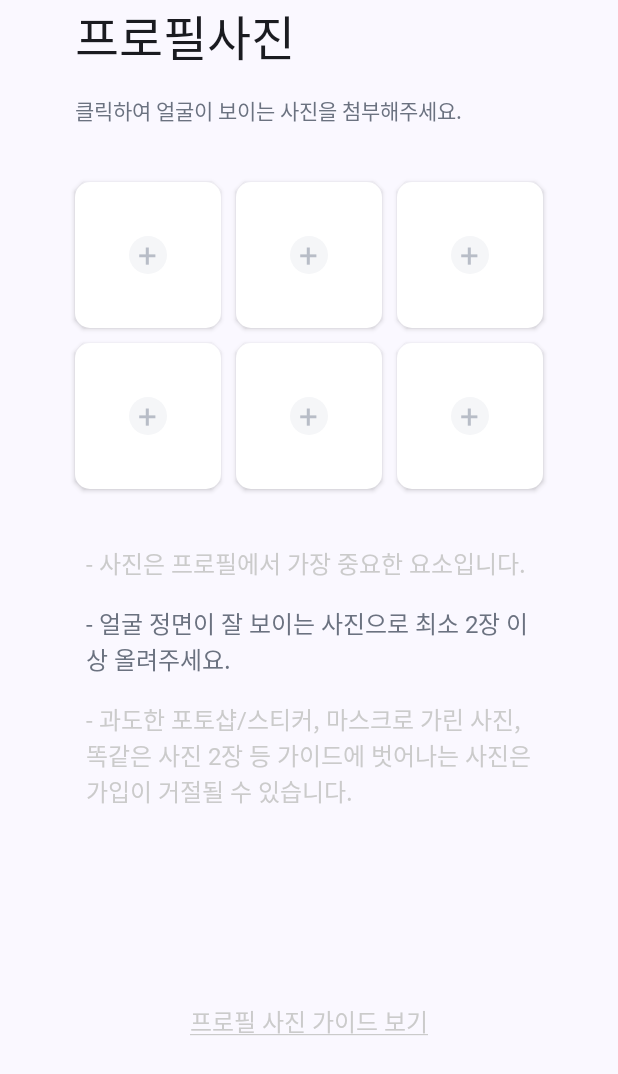
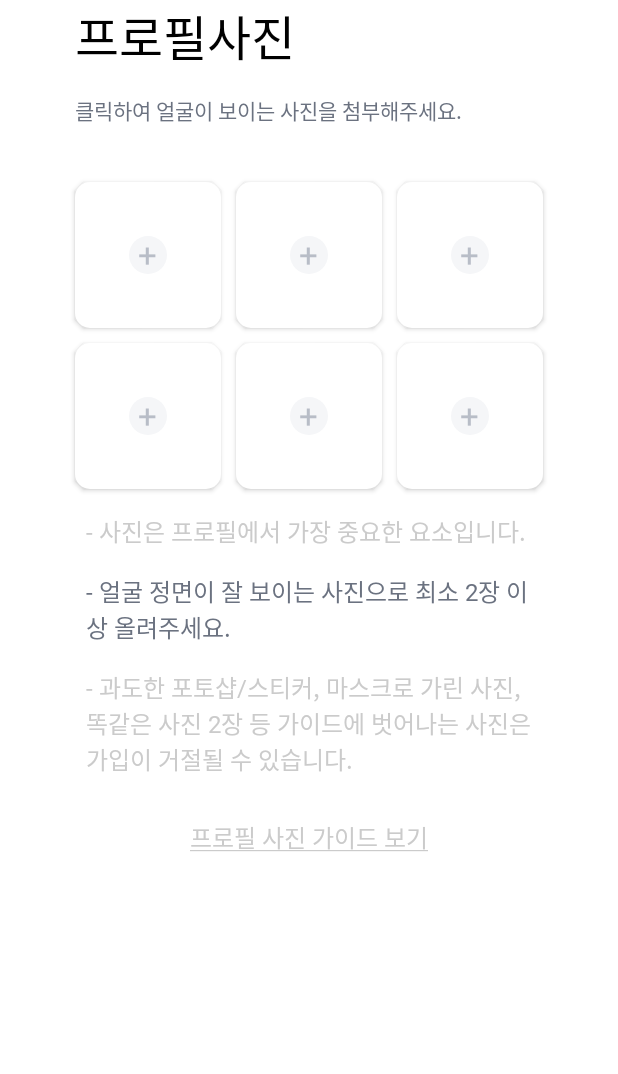
Before and after one commit to ApptiveDev/JapanGirlKoreanBoy, an Android app built with Jetpack Compose: the composable Step4Content shown on its own in the app's theme, on a phone screen of 412 x 824 dp. Shown: the top 1074 px of the screen. Run offline under Robolectric (Android 15) with nearby library versions, the phone set to English and light mode, and no system bars; Roboto replaces fonts that are not available here.

Commit message:
refactor: 여백 수정 및 컴포넌트 분리

```diff
--- /dev/null
+++ b/frontend/app/src/main/java/com/apptive/japkor/ui/components/step4/PhotoUploadButton.kt
@@ -0,0 +1,52 @@
+package com.apptive.japkor.ui.components.step4
+
+import androidx.compose.foundation.background
+import androidx.compose.foundation.clickable
+import androidx.compose.foundation.layout.Box
+import androidx.compose.foundation.layout.size
+import androidx.compose.foundation.shape.CircleShape
+import androidx.compose.foundation.shape.RoundedCornerShape
+import androidx.compose.material3.Text
+import androidx.compose.runtime.Composable
+import androidx.compose.ui.Alignment
+import androidx.compose.ui.Modifier
+import androidx.compose.ui.draw.clip
+import androidx.compose.ui.draw.shadow
+import androidx.compose.ui.graphics.Color
+import androidx.compose.ui.unit.dp
+import androidx.compose.ui.unit.sp
+
+@Composable
+fun PhotoUploadButton(
+    modifier: Modifier = Modifier,
+    onClick: () -> Unit = {}
+) {
+    val shape = RoundedCornerShape(10.dp)
+
+    // 바탕 카드 (soft shadow)
+    Box(
+        modifier = modifier
+            .shadow(2.dp, shape, clip = false)
+            .clip(shape)
+            .background(Color.White)
+            .clickable(onClick = onClick),
+        contentAlignment = Alignment.Center
+    ) {
+        // 가운데 옅은 원 + '+' 아이콘
+        Box(
+            modifier = Modifier
+                .size(25.dp)                          // 원 크기
+                .background(
+                    color = Color(0xFFF5F6F8),        // 연한 회색 배경
+                    shape = CircleShape
+                ),
+            contentAlignment = Alignment.Center
+        ) {
+            Text(
+                text = "+",
+                fontSize = 22.sp,
+                color = Color(0xFFB8BDC7)            // 아이콘 컬러
+            )
+        }
+    }
+}
--- /dev/null
+++ b/frontend/app/src/main/java/com/apptive/japkor/ui/components/step4/PhotoUploadGrid.kt
@@ -0,0 +1,35 @@
+package com.apptive.japkor.ui.components.step4
+
+import androidx.compose.foundation.layout.Arrangement
+import androidx.compose.foundation.layout.Column
+import androidx.compose.foundation.layout.Row
+import androidx.compose.foundation.layout.aspectRatio
+import androidx.compose.foundation.layout.fillMaxWidth
+import androidx.compose.runtime.Composable
+import androidx.compose.ui.Modifier
+import androidx.compose.ui.unit.dp
+
+@Composable
+fun PhotoUploadGrid() {
+    Column(modifier = Modifier.fillMaxWidth()) {
+        val cells = (0 until 6).toList()
+        Column(verticalArrangement = Arrangement.spacedBy(10.dp)) {
+            cells.chunked(3).forEach { row ->
+                Row(
+                    modifier = Modifier
+                        .fillMaxWidth(),
+                    horizontalArrangement = Arrangement.spacedBy(10.dp)
+                ) {
+                    row.forEach { idx ->
+                        PhotoUploadButton(
+                            modifier = Modifier
+                                .weight(1f)
+                                .aspectRatio(1f),   // 정사각형
+                            onClick = { /* TODO: photo pick for idx */ }
+                        )
+                    }
+                }
+            }
+        }
+    }
+}
--- a/frontend/app/src/main/java/com/apptive/japkor/ui/requiredinfo/steps/Step4Content.kt
+++ b/frontend/app/src/main/java/com/apptive/japkor/ui/requiredinfo/steps/Step4Content.kt
@@ -1,31 +1,21 @@
 package com.apptive.japkor.ui.requiredinfo.steps
 
-import androidx.compose.foundation.background
 import androidx.compose.foundation.clickable
 import androidx.compose.foundation.layout.Arrangement
-import androidx.compose.foundation.layout.Box
 import androidx.compose.foundation.layout.Column
-import androidx.compose.foundation.layout.Row
 import androidx.compose.foundation.layout.Spacer
-import androidx.compose.foundation.layout.aspectRatio
 import androidx.compose.foundation.layout.fillMaxWidth
 import androidx.compose.foundation.layout.height
 import androidx.compose.foundation.layout.padding
-import androidx.compose.foundation.layout.size
-import androidx.compose.foundation.shape.CircleShape
-import androidx.compose.foundation.shape.RoundedCornerShape
-import androidx.compose.material3.Text
 import androidx.compose.runtime.Composable
 import androidx.compose.ui.Alignment
 import androidx.compose.ui.Modifier
-import androidx.compose.ui.draw.clip
-import androidx.compose.ui.draw.shadow
-import androidx.compose.ui.graphics.Color
 import androidx.compose.ui.semantics.Role
 import androidx.compose.ui.unit.dp
 import androidx.compose.ui.unit.sp
 import com.apptive.japkor.ui.components.CustomText
 import com.apptive.japkor.ui.components.CustomTextType
+import com.apptive.japkor.ui.components.step4.PhotoUploadGrid
 import com.apptive.japkor.ui.theme.CustomColor
 
 @Composable
@@ -51,13 +41,14 @@ fun Step4Content() {
 
         PhotoUploadGrid()
 
-        Spacer(modifier = Modifier.height(5.dp))
+
 
         CustomText(
             text = "- 사진은 프로필에서 가장 중요한 요소입니다.",
             color = CustomColor.gray300,
             type = CustomTextType.bodyLarge,
-            modifier = Modifier.padding(horizontal = 7.dp)
+            modifier = Modifier.padding(horizontal = 7.dp),
+            size = 16.sp
         )
 
         CustomText(
@@ -74,7 +65,7 @@ fun Step4Content() {
             modifier = Modifier.padding(horizontal = 7.dp)
         )
 
-        Spacer(modifier = Modifier.height(85.dp))
+
         CustomText(
             text = "프로필 사진 가이드 보기",
             color = CustomColor.gray300,
@@ -92,63 +83,6 @@ fun Step4Content() {
 }
 
 // 3열 그리드 (간격/패딩/정사각형 유지)
-@Composable
-fun PhotoUploadGrid() {
-    Column(modifier = Modifier.fillMaxWidth()) {
-        val cells = (0 until 6).toList()
-        Column(verticalArrangement = Arrangement.spacedBy(10.dp)) {
-            cells.chunked(3).forEach { row ->
-                Row(
-                    modifier = Modifier
-                        .fillMaxWidth(),
-                    horizontalArrangement = Arrangement.spacedBy(10.dp)
-                ) {
-                    row.forEach { idx ->
-                        UploadPhotoCard(
-                            modifier = Modifier
-                                .weight(1f)
-                                .aspectRatio(1f),   // 정사각형
-                            onClick = { /* TODO: photo pick for idx */ }
-                        )
-                    }
-                }
-            }
-        }
-    }
-}
+
 
 // 카드 1칸 (화이트 카드 + 소프트 섀도우 + 중앙 원형 + 아이콘)
-@Composable
-fun UploadPhotoCard(
-    modifier: Modifier = Modifier,
-    onClick: () -> Unit = {}
-) {
-    val shape = RoundedCornerShape(10.dp)
-
-    // 바탕 카드 (soft shadow)
-    Box(
-        modifier = modifier
-            .shadow(2.dp, shape, clip = false)
-            .clip(shape)
-            .background(Color.White)
-            .clickable(onClick = onClick),
-        contentAlignment = Alignment.Center
-    ) {
-        // 가운데 옅은 원 + '+' 아이콘
-        Box(
-            modifier = Modifier
-                .size(25.dp)                          // 원 크기
-                .background(
-                    color = Color(0xFFF5F6F8),        // 연한 회색 배경
-                    shape = CircleShape
-                ),
-            contentAlignment = Alignment.Center
-        ) {
-            Text(
-                text = "+",
-                fontSize = 22.sp,
-                color = Color(0xFFB8BDC7)            // 아이콘 컬러
-            )
-        }
-    }
-}
```
